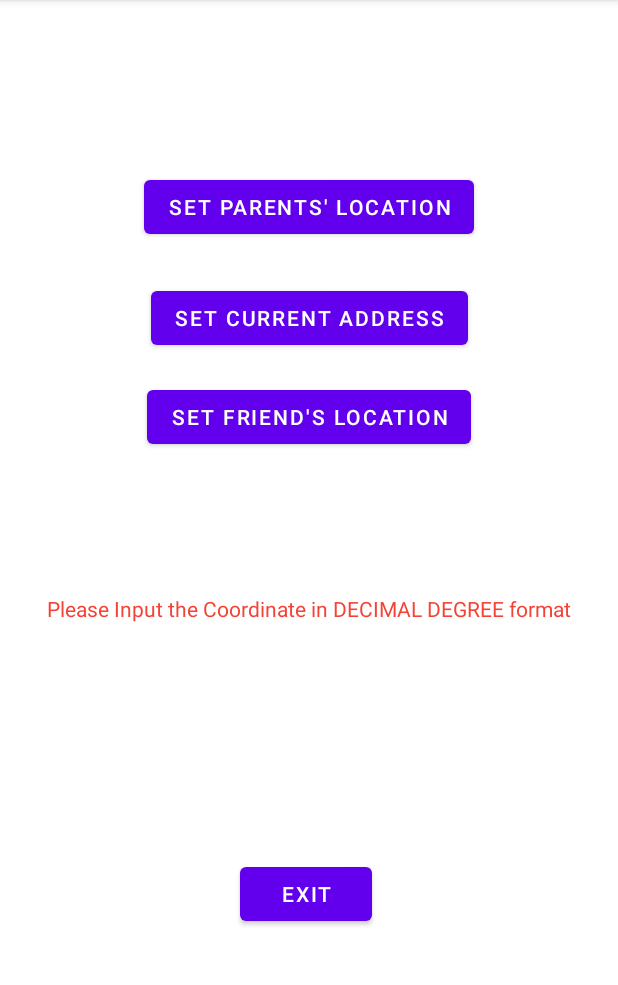
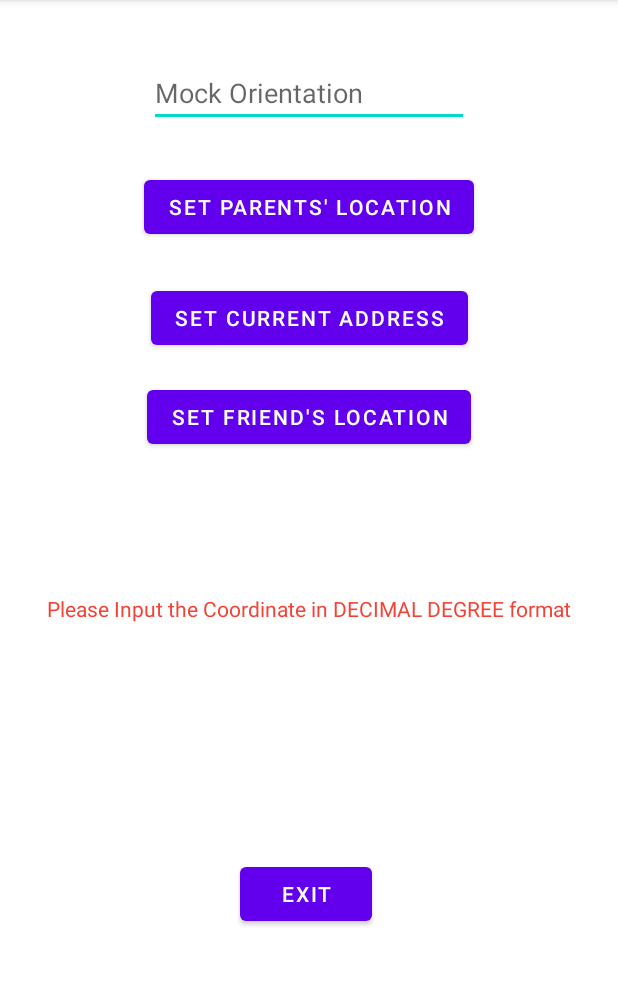
Before and after one commit to CSE-110-Winter-2023/Android-Compass, an Android app: the LocationActivity screen opened directly, with no data from a screen before it, on a phone screen of 412 x 824 dp, the part 84-1069 px from its top. Run offline under Robolectric (Android 15) with nearby library versions, the phone set to English and light mode, and no system bars.

Commit message:
commit ui for mocking

```diff
--- a/app/src/main/java/edu/ucsd/cse110/projects110/MainActivity.java
+++ b/app/src/main/java/edu/ucsd/cse110/projects110/MainActivity.java
@@ -37,6 +37,7 @@ public class MainActivity extends AppCompatActivity {
 
             ActivityCompat.requestPermissions(this, new String[]{Manifest.permission.ACCESS_FINE_LOCATION},200);
         }
+        SharedPreferences preferences = getSharedPreferences("pref",MODE_PRIVATE);
         ImageView ParentArrow = findViewById(R.id.parent_arrow);
         ImageView FriendArrow = findViewById(R.id.friend_arrow);
         ImageView AddrArrow = findViewById(R.id.addr_arrow);
@@ -64,7 +65,7 @@ public class MainActivity extends AppCompatActivity {
             currOri=Ori;
         });
 
-        SharedPreferences preferences = getSharedPreferences("pref",MODE_PRIVATE);
+
 
         //parent
 
--- a/app/src/main/res/layout/activity_location.xml
+++ b/app/src/main/res/layout/activity_location.xml
@@ -62,5 +62,18 @@
         app:layout_constraintStart_toStartOf="parent"
         app:layout_constraintTop_toBottomOf="@+id/FriendLocation" />
 
+    <EditText
+        android:id="@+id/MockOrien"
+        android:layout_width="wrap_content"
+        android:layout_height="wrap_content"
+        android:layout_marginTop="39dp"
+        android:ems="10"
+        android:inputType="textPersonName"
+        android:text=""
+        android:hint="Mock Orientation"
+        app:layout_constraintEnd_toEndOf="parent"
+        app:layout_constraintStart_toStartOf="parent"
+        app:layout_constraintTop_toTopOf="parent" />
+
 
 </androidx.constraintlayout.widget.ConstraintLayout>
```
